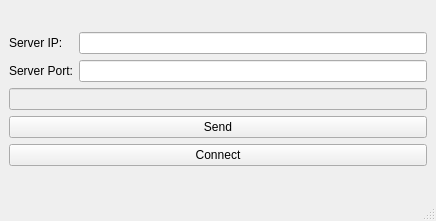
This is TcpWifiConnection/mainwindow.ui in igorfel/TcpWifiConnection as Qt 5 draws it before an edit. The edited form follows.
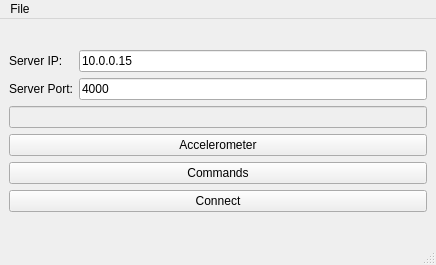
This is the edited form.

What changed in the file:
```diff
--- a/TcpWifiConnection/mainwindow.ui
+++ b/TcpWifiConnection/mainwindow.ui
@@ -7,7 +7,7 @@
     <x>0</x>
     <y>0</y>
     <width>436</width>
-    <height>221</height>
+    <height>265</height>
    </rect>
   </property>
   <property name="minimumSize">
@@ -29,20 +29,13 @@
    <layout class="QGridLayout" name="gridLayout_3">
     <item row="0" column="0">
      <layout class="QGridLayout" name="gridLayout_2">
-      <item row="3" column="0">
+      <item row="4" column="0">
        <widget class="QPushButton" name="pushButton">
         <property name="text">
          <string>Connect</string>
         </property>
        </widget>
       </item>
-      <item row="2" column="0">
-       <widget class="QPushButton" name="sendButton">
-        <property name="text">
-         <string>Send</string>
-        </property>
-       </widget>
-      </item>
       <item row="1" column="0">
        <widget class="QLineEdit" name="data">
         <property name="enabled">
@@ -50,6 +43,16 @@
         </property>
        </widget>
       </item>
+      <item row="2" column="0">
+       <widget class="QPushButton" name="showAccelWin">
+        <property name="enabled">
+         <bool>true</bool>
+        </property>
+        <property name="text">
+         <string>Accelerometer</string>
+        </property>
+       </widget>
+      </item>
       <item row="0" column="0">
        <layout class="QGridLayout" name="gridLayout">
         <item row="1" column="0">
@@ -60,7 +63,11 @@
          </widget>
         </item>
         <item row="1" column="2">
-         <widget class="QLineEdit" name="lineEdit_2"/>
+         <widget class="QLineEdit" name="lineEdit_2">
+          <property name="text">
+           <string>4000</string>
+          </property>
+         </widget>
         </item>
         <item row="0" column="0">
          <widget class="QLabel" name="label">
@@ -70,10 +77,21 @@
          </widget>
         </item>
         <item row="0" column="2">
-         <widget class="QLineEdit" name="lineEdit"/>
+         <widget class="QLineEdit" name="lineEdit">
+          <property name="text">
+           <string>10.0.0.15</string>
+          </property>
+         </widget>
         </item>
        </layout>
       </item>
+      <item row="3" column="0">
+       <widget class="QPushButton" name="showCmdWin">
+        <property name="text">
+         <string>Commands</string>
+        </property>
+       </widget>
+      </item>
      </layout>
     </item>
    </layout>
@@ -87,6 +105,13 @@
      <height>21</height>
     </rect>
    </property>
+   <widget class="QMenu" name="menuSair">
+    <property name="title">
+     <string>File</string>
+    </property>
+    <addaction name="actionSair"/>
+   </widget>
+   <addaction name="menuSair"/>
   </widget>
   <widget class="QStatusBar" name="statusbar"/>
  </widget>
```
Left out of the diff: 24 changed lines with no effect on the pictures.
